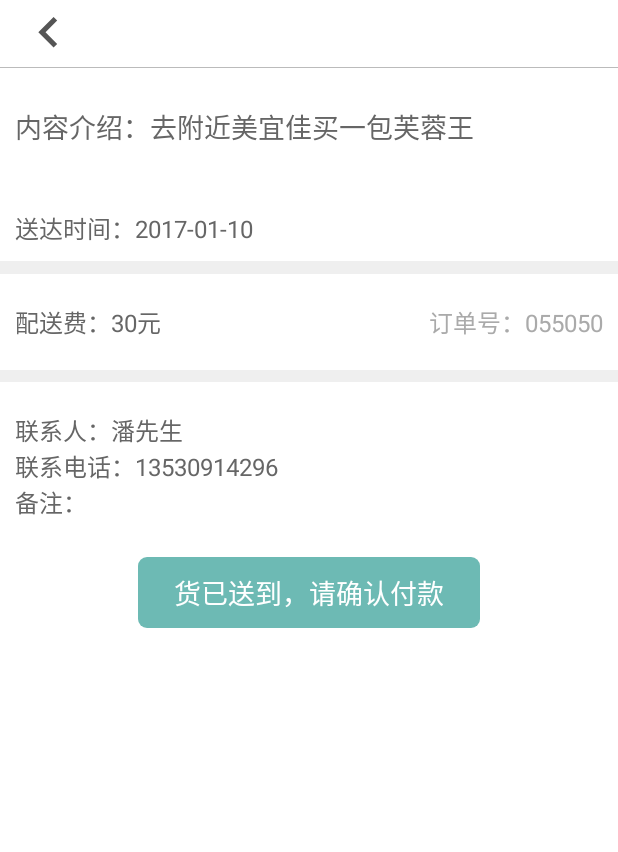
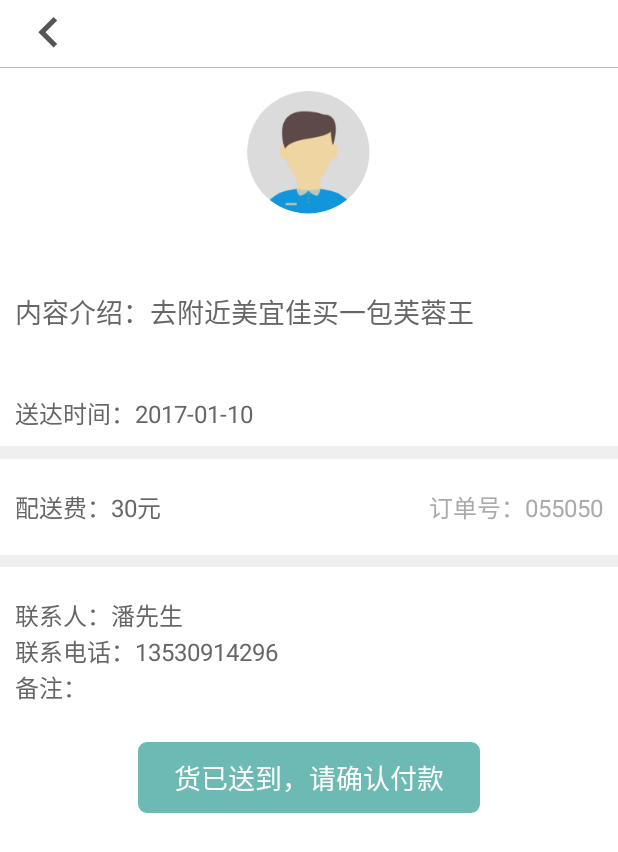
Before and after one commit to fmk-2017/fmk-renren, an Android app: the AtWillBuyActivity screen opened directly, with no data from a screen before it, on a phone screen of 412 x 824 dp. Shown: the top 852 px of the screen. Run offline under Robolectric (Android 15) with nearby library versions, the phone set to English and light mode, and no system bars; our stand-ins replace CircleImageView; libraries missing offline, so code that uses them is left out: com.alibaba.fastjson, com.alipay.sdk, com.tencent.mm, org.xutils.common, org.xutils.http and 1 more; 4 statements that could not run were skipped.

Commit message:
201708020027

```diff
--- a/app/src/main/java/com/example/dushikuaibang/Activity/AtWillBuyActivity.java
+++ b/app/src/main/java/com/example/dushikuaibang/Activity/AtWillBuyActivity.java
@@ -27,11 +27,13 @@ import com.example.dushikuaibang.Entity.Order_Info;
 
 import com.example.dushikuaibang.Layout.PercentLinearLayout;
 
+import com.example.dushikuaibang.MyApplication;
 import com.example.dushikuaibang.R;
 import com.example.dushikuaibang.Utils.DialogShowUtils;
 import com.example.dushikuaibang.Utils.HttpPostRequestUtils;
 import com.example.dushikuaibang.Utils.TimeUtils;
 import com.example.dushikuaibang.Utils.ToastUtils;
+import com.example.dushikuaibang.View.CircleImageView;
 import com.example.dushikuaibang.View.MyListView2;
 import com.tencent.mm.opensdk.modelpay.PayReq;
 import com.tencent.mm.opensdk.openapi.IWXAPI;
@@ -39,6 +41,7 @@ import com.tencent.mm.opensdk.openapi.WXAPIFactory;
 
 import org.json.JSONException;
 import org.json.JSONObject;
+import org.xutils.x;
 
 import java.util.HashMap;
 import java.util.List;
@@ -54,6 +57,7 @@ public class AtWillBuyActivity extends BaseActivity implements HttpPostRequestUt
     private final String USER_AFFIRM = "user_affirm";
     private final String Alipay = "zhifubao";
     private final String Weixin = "weixin";
+    String names, avatar;
     private String demand_id, category_id;
     private MyListView2 mylistview;
     private Order_Info order_info;
@@ -68,10 +72,11 @@ public class AtWillBuyActivity extends BaseActivity implements HttpPostRequestUt
     private TextView address_buy,/*随意购的购买地址*/
             address_receving; //其他的和随意购的收货地址
     private TextView shipper, shipper_phone, shipper_address;
-    private TextView consignee, consignee_phone, consignee_address;
+    private TextView consignee, consignee_phone, consignee_address, sk_name;
     private IWXAPI api;
     private DialogShowUtils dsu;
     private String pay_type;
+    private CircleImageView sk_avatar;
 
     @Override
     protected void onCreate(Bundle savedInstanceState) {
@@ -82,6 +87,9 @@ public class AtWillBuyActivity extends BaseActivity implements HttpPostRequestUt
 
         demand_id = getIntent().getStringExtra("xid");
         category_id = getIntent().getStringExtra("category_id");
+
+        names = getIntent().getStringExtra("name");
+        avatar = getIntent().getStringExtra("avatar");
 
         initView();
         initListener();
@@ -107,6 +115,11 @@ public class AtWillBuyActivity extends BaseActivity implements HttpPostRequestUt
 
         mylistview.setFocusable(false);
 //        payali("app_id=2017010304811553&biz_content=%7B%22product_code%22%3A%22QUICK_MSECURITY_PAY%22%2C%22total_amount%22%3A%220.01%22%2C%22subject%22%3A%22%E4%B8%87%E4%BA%8B%E9%80%9A%22%2C%22body%22%3A%22%E5%95%86%E5%93%81%E6%8F%8F%E8%BF%B0%22%2C%22out_trade_no%22%3A%22483054048429922789%22%7D&charset=utf-8&format=json&method=alipay.trade.app.pay&notify_url=http%3A%2F%2F112.74.35.236%2Fapi.php&timestamp=2017-05-04+13%3A47%3A20&version=1.0&sign_type=RSA&sign=RGzYPzNZI%2BRxS7yq5rRrC%2BRK2J2RSNTdAWe5TSpW4iGH0l8n0UBlenNrsKotgYq4XC%2FPjyDPI5Xb0ssyH8LTp%2FYVKKI9Zzr2fPKyGbieojvyvirm7rlA%2Fv%2FPkN4Tl5QyyJOC%2FRpbM7kPPMqHVUY9BhEOrLO7NTgn7Phu%2Fhjh3Ho%3D");
+
+        sk_avatar = (CircleImageView) this.findViewById(R.id.sk_avatar);
+        sk_name = (TextView) this.findViewById(R.id.sk_name);
+        sk_name.setText(names);
+        x.image().bind(sk_avatar, avatar, MyApplication.io);
 
         mySc = (ScrollView) this.findViewById(R.id.mySc);
         content = (TextView) this.findViewById(R.id.content);
--- a/app/src/main/java/com/example/dushikuaibang/Fragment/ReceivingFragment.java
+++ b/app/src/main/java/com/example/dushikuaibang/Fragment/ReceivingFragment.java
@@ -309,6 +309,8 @@ public class ReceivingFragment extends Fragment implements LocationSource, AMapL
                 intent.putExtra("xid", demandList.get(position).getId());
                 intent.putExtra("title", demandList.get(position).getCat_name());
                 intent.putExtra("category_id", demandList.get(position).getCategory_id());
+                intent.putExtra("name", demandList.get(position).getNickname());
+                intent.putExtra("avatar", demandList.get(position).getUser_photo());
                 startActivity(intent);
                 break;
         }
--- a/app/src/main/res/layout/activity_at_will_buy.xml
+++ b/app/src/main/res/layout/activity_at_will_buy.xml
@@ -24,15 +24,26 @@
 
             <com.example.dushikuaibang.Layout.PercentLinearLayout
                 android:layout_width="match_parent"
-                android:layout_height="wrap_content"
+                android:layout_height="match_parent"
+                android:gravity="center_horizontal"
                 android:orientation="vertical"
-                app:layout_heightPercent="35%h">
+                app:layout_heightPercent="15%sh">
 
-                <ImageView
+                <com.example.dushikuaibang.View.CircleImageView
+                    android:id="@+id/sk_avatar"
                     android:layout_width="wrap_content"
                     android:layout_height="wrap_content"
-                    app:layout_heightPercent="35%h"
-                    app:layout_widthPercent="35%h" />
+                    android:src="@mipmap/home_07"
+                    app:layout_heightPercent="20%w"
+                    app:layout_widthPercent="20%w" />
+
+                <TextView
+                    android:id="@+id/sk_name"
+                    android:layout_width="wrap_content"
+                    android:layout_height="wrap_content"
+                    android:text="name"
+                    android:textColor="@color/black"
+                    android:textSize="16sp" />
 
             </com.example.dushikuaibang.Layout.PercentLinearLayout>
 
```
Also changed, not shown: app/src/main/res/mipmap-xhdpi/home_baojie.png (added), app/src/main/res/mipmap-xhdpi/home_kaisuo.png (added), app/src/main/res/mipmap-xhdpi/home_shutong.png (added).
